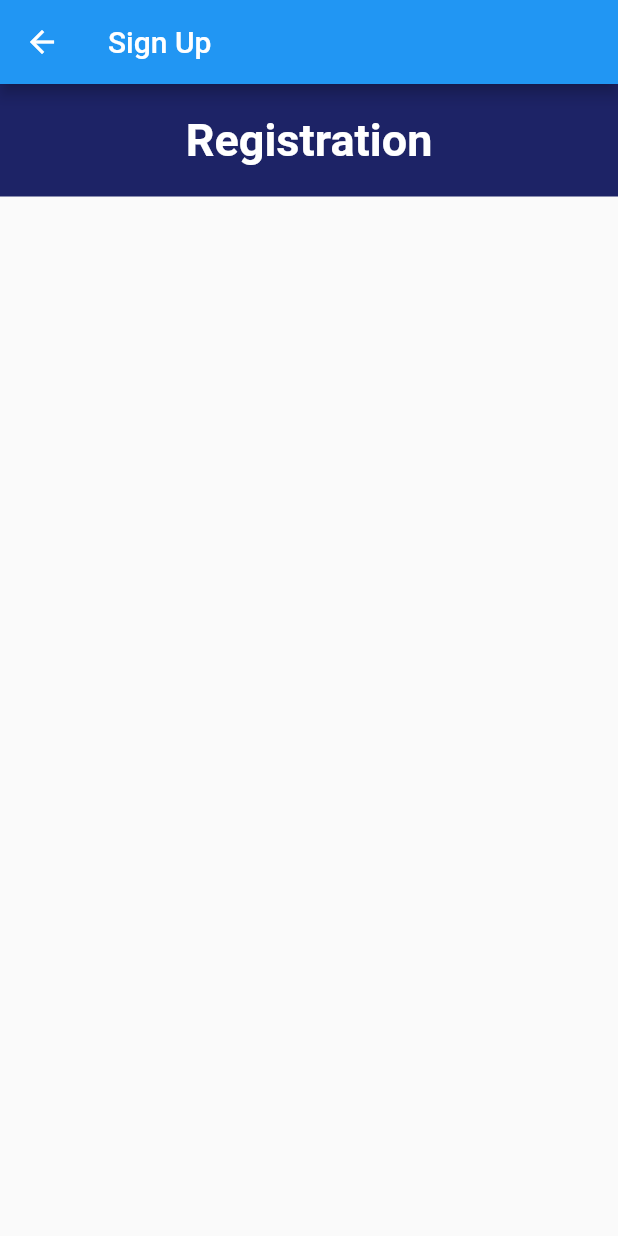
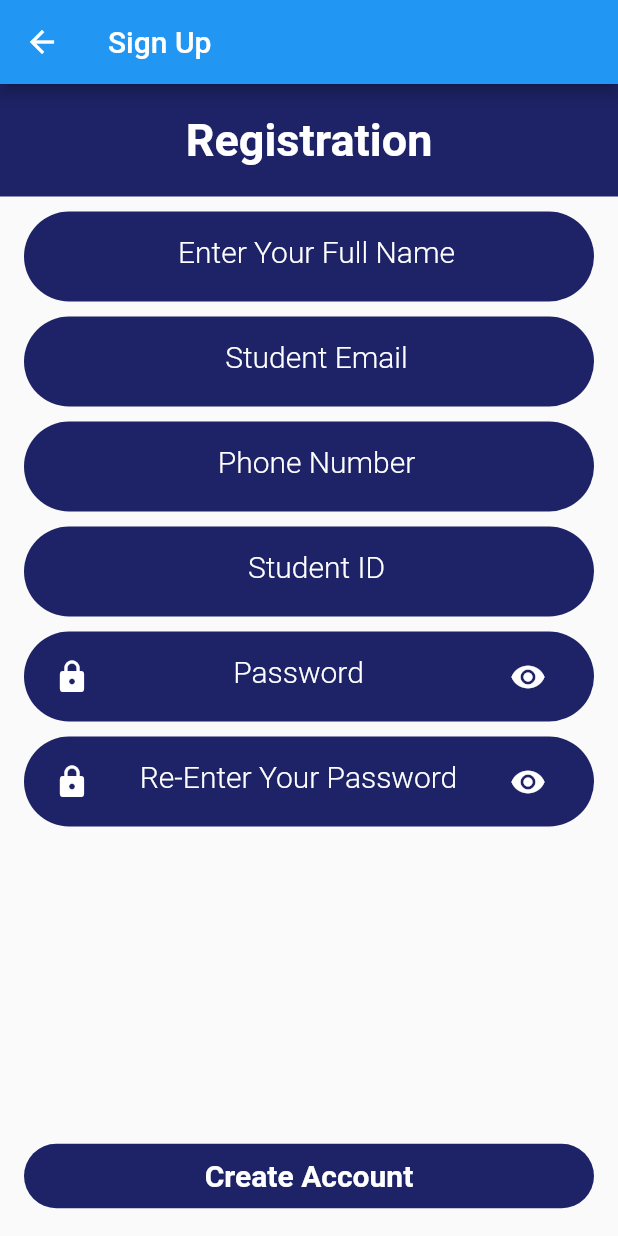
Before and after one commit to rasikasrimal/MadiCare_MAD, a Flutter app: the SignUpPage screen opened directly, on a phone screen of 412 x 824 dp. Run offline on Flutter 3.47's test engine with Material 2 defaults, Android fonts, the phone set to English and light mode, and no system bars; Roboto replaces fonts that are missing (Helvetica).

Commit message:
SignUp page Modifications

```diff
--- a/medicare/lib/login/signup_page.dart
+++ b/medicare/lib/login/signup_page.dart
@@ -1,20 +1,28 @@
 import 'package:flutter/material.dart';
 import 'package:medicare/constants/colors.dart';
+import 'package:medicare/text_buttons/main_text_button.dart';
+import 'package:medicare/text_buttons/username_pass.dart';
 
 class SignUpPage extends StatelessWidget {
   const SignUpPage({Key? key});
 
   @override
   Widget build(BuildContext context) {
+    const double containerPadding = 16.0; // Define the padding amount
+
     return Scaffold(
       appBar: AppBar(
         title: const Text('Sign Up'),
       ),
-      body: Container(
-        width: double.infinity, // Fill the entire width
-        color: mainColor, // Set the background color
+      body: Column(
+        children: <Widget>[
+          Container(
+            width: double.infinity,
+            decoration: const BoxDecoration(
+              color: mainColor,
+            ),
             child: Padding(
-          padding: const EdgeInsets.all(20), // Padding for the text
+              padding: const EdgeInsets.all(20),
               child: Text(
                 'Registration',
                 textAlign: TextAlign.center,
@@ -27,6 +35,58 @@ class SignUpPage extends StatelessWidget {
               ),
             ),
           ),
+          const SizedBox(height: 10),
+          Expanded(
+            child: Padding(
+              padding: const EdgeInsets.symmetric(
+                  horizontal: containerPadding), // Apply padding
+              child: SingleChildScrollView(
+                child: Column(
+                  children: <Widget>[
+                    const UsernamePasswordInput(
+                      hintText: 'Enter Your Full Name',
+                    ),
+                    const SizedBox(height: 10),
+                    const UsernamePasswordInput(
+                      hintText: 'Student Email',
+                    ),
+                    const SizedBox(height: 10),
+                    const UsernamePasswordInput(
+                      hintText: 'Phone Number',
+                    ),
+                    const SizedBox(height: 10),
+                    const UsernamePasswordInput(
+                      hintText: 'Student ID',
+                    ),
+                    const SizedBox(height: 10),
+                    const UsernamePasswordInput(
+                      hintText: 'Password',
+                      obscureText: true,
+                    ),
+                    const SizedBox(height: 10),
+                    const UsernamePasswordInput(
+                      hintText: 'Re-Enter Your Password',
+                      obscureText: true,
+                    ),
+                  ],
+                ),
+              ),
+            ),
+          ),
+          Padding(
+            padding: EdgeInsets.all(containerPadding), // Apply padding
+            child: Container(
+              width: double.infinity, // Set the width to match "Registration"
+              child: MainTextButton(
+                text: 'Create Account',
+                onPressed: () {
+                  // Add your create account logic here
+                },
+              ),
+            ),
+          ),
+        ],
+      ),
     );
   }
 }
--- a/medicare/lib/text_buttons/username_pass.dart
+++ b/medicare/lib/text_buttons/username_pass.dart
@@ -38,17 +38,15 @@ class _UsernamePasswordInputState extends State<UsernamePasswordInput> {
       ),
       child: Row(
         children: [
-          if (widget.hintText == 'Password')
+          if (widget.hintText == 'Password' ||
+              widget.hintText ==
+                  'Re-Enter Your Password') // Corrected condition
             const Icon(
               Icons.lock,
               color: Colors.white,
             ),
-          if (widget.hintText == 'Username')
-            const Icon(
-              Icons.person,
-              color: Colors.white,
-            ),
-          if (widget.hintText == 'email')
+          if (widget.hintText == 'Username' ||
+              widget.hintText == 'email') // Corrected condition
             const Icon(
               Icons.person,
               color: Colors.white,
@@ -66,7 +64,10 @@ class _UsernamePasswordInputState extends State<UsernamePasswordInput> {
                   fontSize: 20,
                 ),
                 border: InputBorder.none,
-                suffixIcon: widget.obscureText && widget.hintText == 'Password'
+                suffixIcon: (widget.obscureText &&
+                        (widget.hintText == 'Password' ||
+                            widget.hintText ==
+                                'Re-Enter Your Password')) // Corrected condition
                     ? IconButton(
                         onPressed: () {
                           setState(() {
```
Lines whose indentation alone changed are shown as unchanged.
